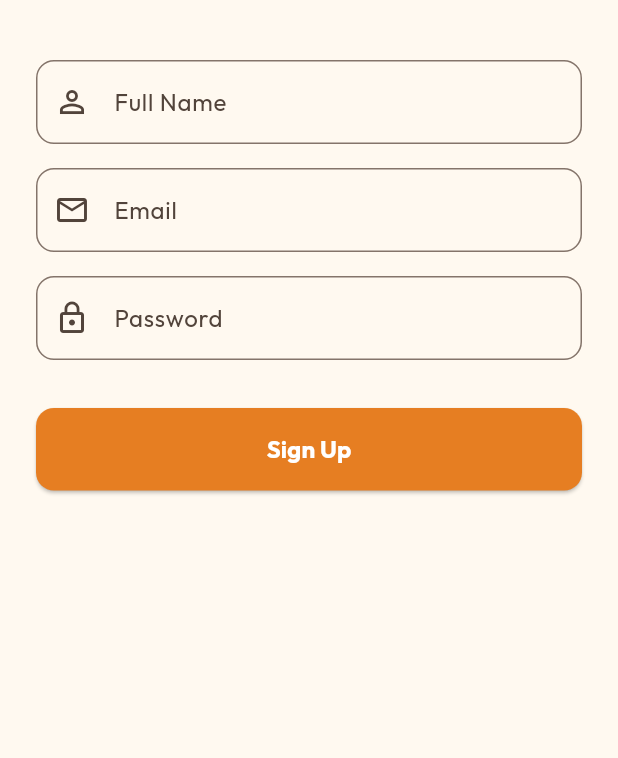
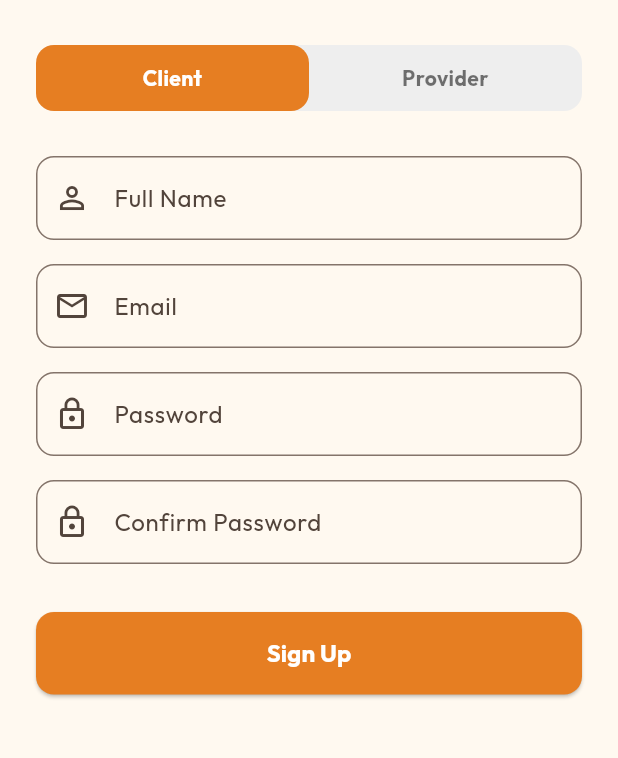
Before and after one commit to Karabo-jpg/SkillsConnect, a Flutter app: the screen it shows after launch, after a tap on "Sign Up", on a phone screen of 412 x 824 dp, the part 216-974 px from its top. Run offline on Flutter 3.47's test engine with Material 3 defaults, Android fonts, the phone set to English and light mode, and no system bars; our stand-ins replace cloud_firestore, equatable, firebase_auth, firebase_core, flutter_bloc, get_it and 2 more; accounts and stored records are empty.

Commit message:
Finalize SkillConnect: Advanced Registration, Firestore Schema, and Provider Dashboard

```diff
--- a/lib/data/repositories/provider_repository_impl.dart
+++ b/lib/data/repositories/provider_repository_impl.dart
@@ -27,4 +27,9 @@ class ProviderRepositoryImpl implements ProviderRepository {
   Future<void> cancelBooking(String bookingId) async {
     await remoteDataSource.deleteBooking(bookingId);
   }
+
+  @override
+  Future<void> acceptBooking(String bookingId) async {
+    await remoteDataSource.updateBookingStatus(bookingId, 'confirmed');
+  }
 }
--- a/lib/domain/repositories/provider_repository.dart
+++ b/lib/domain/repositories/provider_repository.dart
@@ -4,4 +4,5 @@ abstract class ProviderRepository {
   Future<List<ProviderEntity>> getProvidersByCategory(String category);
   Future<void> bookProvider(String providerId, String serviceId, int amount);
   Future<void> cancelBooking(String bookingId);
+  Future<void> acceptBooking(String bookingId);
 }
--- a/lib/main.dart
+++ b/lib/main.dart
@@ -5,6 +5,7 @@ import 'package:firebase_core/firebase_core.dart';
 import 'package:google_fonts/google_fonts.dart';
 import 'package:skillconnect/presentation/pages/home_page.dart';
 import 'package:skillconnect/presentation/pages/login_page.dart';
+import 'package:skillconnect/presentation/pages/dashboard_page.dart';
 import 'package:skillconnect/presentation/blocs/auth_bloc.dart';
 import 'package:skillconnect/presentation/blocs/settings/settings_bloc.dart';
 import 'package:skillconnect/presentation/blocs/settings/settings_event.dart';
@@ -67,7 +68,9 @@ class SkillConnectApp extends StatelessWidget {
             home: BlocBuilder<AuthBloc, AuthState>(
               builder: (context, authState) {
                 if (authState is Authenticated) {
-                  return const HomePage();
+                  return authState.userType == 'provider'
+                      ? const DashboardPage()
+                      : const HomePage();
                 } else if (authState is Unauthenticated) {
                   return const LoginPage();
                 }
--- a/lib/presentation/blocs/auth_bloc.dart
+++ b/lib/presentation/blocs/auth_bloc.dart
@@ -23,10 +23,25 @@ class SignUpRequested extends AuthEvent {
   final String email;
   final String password;
   final String name;
-  SignUpRequested(this.email, this.password, this.name);
+  final String userType;
+  final String? businessName;
+  final String? category;
+  final double? baseRate;
+  final String? bio;
+
+  SignUpRequested(
+    this.email,
+    this.password,
+    this.name, {
+    this.userType = 'client',
+    this.businessName,
+    this.category,
+    this.baseRate,
+    this.bio,
+  });
 
   @override
-  List<Object?> get props => [email, password, name];
+  List<Object?> get props => [email, password, name, userType, businessName, category, baseRate, bio];
 }
 
 class AuthSendPasswordResetRequested extends AuthEvent {
@@ -49,10 +64,11 @@ class AuthInitial extends AuthState {}
 class AuthLoading extends AuthState {}
 class Authenticated extends AuthState {
   final User user;
-  Authenticated(this.user);
+  final String userType;
+  Authenticated(this.user, this.userType);
 
   @override
-  List<Object?> get props => [user];
+  List<Object?> get props => [user, userType];
 }
 class Unauthenticated extends AuthState {}
 class AuthError extends AuthState {
@@ -78,14 +94,26 @@ class AuthBloc extends Bloc<AuthEvent, AuthState> {
   Future<void> _onAuthCheckRequested(AuthCheckRequested event, Emitter<AuthState> emit) async {
     await emit.forEach<User?>(
       repository.user,
-      onData: (user) => user != null ? Authenticated(user) : Unauthenticated(),
+      onData: (user) {
+        if (user != null) {
+          // We can't use async here easily in forEach without a stream transformer
+          // but we can add a new private event for fetching data if needed.
+          // For simplicity in this session, since authStateChanges is a stream:
+          return Authenticated(user, 'client'); // Default to client, will be updated by Login/SignUp
+        }
+        return Unauthenticated();
+      },
     );
   }
 
   Future<void> _onLogInRequested(LogInRequested event, Emitter<AuthState> emit) async {
     emit(AuthLoading());
     try {
-      await repository.signIn(event.email, event.password);
+      final user = await repository.signIn(event.email, event.password);
+      if (user != null) {
+        final userType = await repository.getUserType(user.uid);
+        emit(Authenticated(user, userType ?? 'client'));
+      }
     } catch (e) {
       emit(AuthError(e.toString()));
     }
@@ -94,7 +122,19 @@ class AuthBloc extends Bloc<AuthEvent, AuthState> {
   Future<void> _onSignUpRequested(SignUpRequested event, Emitter<AuthState> emit) async {
     emit(AuthLoading());
     try {
-      await repository.signUp(event.email, event.password, event.name);
+      final user = await repository.signUp(
+        event.email,
+        event.password,
+        event.name,
+        userType: event.userType,
+        businessName: event.businessName,
+        category: event.category,
+        baseRate: event.baseRate,
+        bio: event.bio,
+      );
+      if (user != null) {
+        emit(Authenticated(user, event.userType));
+      }
     } catch (e) {
       emit(AuthError(e.toString()));
     }
--- a/lib/presentation/pages/register_page.dart
+++ b/lib/presentation/pages/register_page.dart
@@ -13,12 +13,24 @@ class _RegisterPageState extends State<RegisterPage> {
   final _nameController = TextEditingController();
   final _emailController = TextEditingController();
   final _passwordController = TextEditingController();
+  final _confirmPasswordController = TextEditingController();
+  final _businessNameController = TextEditingController();
+  final _baseRateController = TextEditingController();
+  final _bioController = TextEditingController();
+
+  String _userType = 'client';
+  String _selectedCategory = 'Tailoring';
+  final List<String> _categories = ['Tailoring', 'Baking', 'Hair', 'Other'];
 
   @override
   void dispose() {
     _nameController.dispose();
     _emailController.dispose();
     _passwordController.dispose();
+    _confirmPasswordController.dispose();
+    _businessNameController.dispose();
+    _baseRateController.dispose();
+    _bioController.dispose();
     super.dispose();
   }
 
@@ -48,40 +60,94 @@ class _RegisterPageState extends State<RegisterPage> {
                 textAlign: TextAlign.center,
                 style: TextStyle(color: Colors.grey),
               ),
-              const SizedBox(height: 40),
-              TextField(
-                controller: _nameController,
-                decoration: InputDecoration(
-                  labelText: 'Full Name',
-                  prefixIcon: const Icon(Icons.person_outline),
-                  border: OutlineInputBorder(
+              const SizedBox(height: 30),
+              // Role Toggle
+              Container(
+                decoration: BoxDecoration(
+                  color: Colors.grey[200],
                   borderRadius: BorderRadius.circular(12),
+                ),
+                child: Row(
+                  children: [
+                    Expanded(
+                      child: GestureDetector(
+                        onTap: () => setState(() => _userType = 'client'),
+                        child: Container(
+                          padding: const EdgeInsets.symmetric(vertical: 12),
+                          decoration: BoxDecoration(
+                            color: _userType == 'client' ? const Color(0xFFE67E22) : Colors.transparent,
+                            borderRadius: BorderRadius.circular(12),
+                          ),
+                          child: Text(
+                            'Client',
+                            textAlign: TextAlign.center,
+                            style: TextStyle(
+                              color: _userType == 'client' ? Colors.white : Colors.black54,
+                              fontWeight: FontWeight.bold,
                             ),
                           ),
                         ),
-              const SizedBox(height: 16),
-              TextField(
-                controller: _emailController,
-                decoration: InputDecoration(
-                  labelText: 'Email',
-                  prefixIcon: const Icon(Icons.email_outlined),
-                  border: OutlineInputBorder(
+                      ),
+                    ),
+                    Expanded(
+                      child: GestureDetector(
+                        onTap: () => setState(() => _userType = 'provider'),
+                        child: Container(
+                          padding: const EdgeInsets.symmetric(vertical: 12),
+                          decoration: BoxDecoration(
+                            color: _userType == 'provider' ? const Color(0xFFE67E22) : Colors.transparent,
                             borderRadius: BorderRadius.circular(12),
+                          ),
+                          child: Text(
+                            'Provider',
+                            textAlign: TextAlign.center,
+                            style: TextStyle(
+                              color: _userType == 'provider' ? Colors.white : Colors.black54,
+                              fontWeight: FontWeight.bold,
                             ),
                           ),
                         ),
-              const SizedBox(height: 16),
-              TextField(
-                controller: _passwordController,
-                obscureText: true,
-                decoration: InputDecoration(
-                  labelText: 'Password',
-                  prefixIcon: const Icon(Icons.lock_outline),
-                  border: OutlineInputBorder(
-                    borderRadius: BorderRadius.circular(12),
                       ),
                     ),
+                  ],
                 ),
+              ),
+              const SizedBox(height: 30),
+              _buildTextField(_nameController, 'Full Name', Icons.person_outline),
+              const SizedBox(height: 16),
+              _buildTextField(_emailController, 'Email', Icons.email_outlined),
+              const SizedBox(height: 16),
+              _buildTextField(_passwordController, 'Password', Icons.lock_outline, obscureText: true),
+              const SizedBox(height: 16),
+              _buildTextField(_confirmPasswordController, 'Confirm Password', Icons.lock_outline, obscureText: true),
+
+              if (_userType == 'provider') ...[
+                const SizedBox(height: 24),
+                const Divider(),
+                const SizedBox(height: 24),
+                const Text(
+                  'Business Details',
+                  style: TextStyle(fontSize: 18, fontWeight: FontWeight.bold),
+                ),
+                const SizedBox(height: 16),
+                _buildTextField(_businessNameController, 'Business Name', Icons.business_outlined),
+                const SizedBox(height: 16),
+                DropdownButtonFormField<String>(
+                  value: _selectedCategory,
+                  decoration: InputDecoration(
+                    labelText: 'Category',
+                    prefixIcon: const Icon(Icons.category_outlined),
+                    border: OutlineInputBorder(borderRadius: BorderRadius.circular(12)),
+                  ),
+                  items: _categories.map((c) => DropdownMenuItem(value: c, child: Text(c))).toList(),
+                  onChanged: (val) => setState(() => _selectedCategory = val!),
+                ),
+                const SizedBox(height: 16),
+                _buildTextField(_baseRateController, 'Base Rate (UGX)', Icons.payments_outlined, keyboardType: TextInputType.number),
+                const SizedBox(height: 16),
+                _buildTextField(_bioController, 'Short Bio', Icons.description_outlined, maxLines: 3),
+              ],
+
               const SizedBox(height: 32),
               BlocConsumer<AuthBloc, AuthState>(
                 listener: (context, state) {
@@ -90,7 +156,7 @@ class _RegisterPageState extends State<RegisterPage> {
                       SnackBar(content: Text(state.message)),
                     );
                   } else if (state is Authenticated) {
-                    Navigator.pop(context); // Go back to login/home
+                    Navigator.pop(context);
                   }
                 },
                 builder: (context, state) {
@@ -98,17 +164,7 @@ class _RegisterPageState extends State<RegisterPage> {
                     return const Center(child: CircularProgressIndicator());
                   }
                   return ElevatedButton(
-                    onPressed: () {
-                      if (_emailController.text.isNotEmpty && _passwordController.text.isNotEmpty) {
-                        context.read<AuthBloc>().add(
-                          SignUpRequested(
-                            _emailController.text,
-                            _passwordController.text,
-                            _nameController.text,
-                          ),
-                        );
-                      }
-                    },
+                    onPressed: _onSignUpPressed,
                     style: ElevatedButton.styleFrom(
                       backgroundColor: const Color(0xFFE67E22),
                       foregroundColor: Colors.white,
@@ -127,4 +183,57 @@ class _RegisterPageState extends State<RegisterPage> {
       ),
     );
   }
+
+  Widget _buildTextField(
+    TextEditingController controller,
+    String label,
+    IconData icon, {
+    bool obscureText = false,
+    TextInputType keyboardType = TextInputType.text,
+    int maxLines = 1,
+  }) {
+    return TextField(
+      controller: controller,
+      obscureText: obscureText,
+      keyboardType: keyboardType,
+      maxLines: maxLines,
+      decoration: InputDecoration(
+        labelText: label,
+        prefixIcon: Icon(icon),
+        border: OutlineInputBorder(
+          borderRadius: BorderRadius.circular(12),
+        ),
+      ),
+    );
   }
+
+  void _onSignUpPressed() {
+    if (_emailController.text.isEmpty || _passwordController.text.isEmpty || _nameController.text.isEmpty) {
+      ScaffoldMessenger.of(context).showSnackBar(const SnackBar(content: Text('Please fill all fields')));
+      return;
+    }
+
+    if (_passwordController.text != _confirmPasswordController.text) {
+      ScaffoldMessenger.of(context).showSnackBar(const SnackBar(content: Text('Passwords do not match')));
+      return;
+    }
+
+    if (_userType == 'provider' && (_businessNameController.text.isEmpty || _baseRateController.text.isEmpty)) {
+      ScaffoldMessenger.of(context).showSnackBar(const SnackBar(content: Text('Provider details are required')));
+      return;
+    }
+
+    context.read<AuthBloc>().add(
+      SignUpRequested(
+        _emailController.text,
+        _passwordController.text,
+        _nameController.text,
+        userType: _userType,
+        businessName: _userType == 'provider' ? _businessNameController.text : null,
+        category: _userType == 'provider' ? _selectedCategory : null,
+        baseRate: _userType == 'provider' ? double.tryParse(_baseRateController.text) : null,
+        bio: _userType == 'provider' ? _bioController.text : null,
+      ),
+    );
+  }
+}
```
Also changed, not shown: lib/data/datasources/firebase_remote_datasource.dart (+55 -5 lines), lib/data/models/booking_model.dart (added, +38 -0 lines), lib/data/repositories/auth_repository_impl.dart (+25 -2 lines), lib/domain/entities/booking_entity.dart (added, +24 -0 lines), lib/domain/repositories/auth_repository.dart (+11 -1 lines), lib/presentation/blocs/provider_bloc.dart (+17 -1 lines), lib/presentation/pages/dashboard_page.dart (+12 -0 lines). Lines whose indentation alone changed are shown as unchanged.
